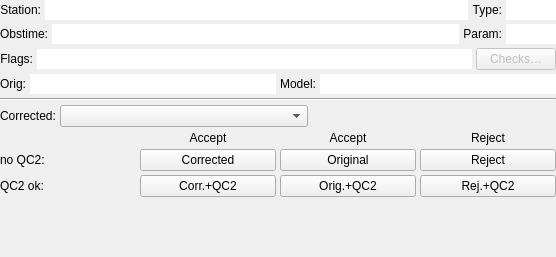
metno/kvhqc, file src/simplecorrections.ui: the form before one commit.
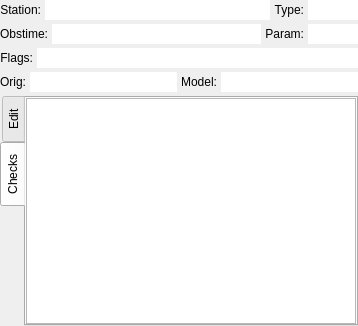
The form after the commit. The open tabs and pages were chosen to show the change. Custom widgets are drawn as their Qt base class.

Commit message: started working on Checks display

```diff
--- a/src/simplecorrections.ui
+++ b/src/simplecorrections.ui
@@ -6,8 +6,8 @@
    <rect>
     <x>0</x>
     <y>0</y>
-    <width>556</width>
-    <height>257</height>
+    <width>358</width>
+    <height>326</height>
    </rect>
   </property>
   <property name="sizePolicy">
@@ -19,7 +19,7 @@
   <property name="windowTitle">
    <string>Simple Corrections</string>
   </property>
-  <layout class="QVBoxLayout" name="verticalLayout">
+  <layout class="QVBoxLayout" name="verticalLayout_3">
    <property name="spacing">
     <number>4</number>
    </property>
@@ -242,11 +242,6 @@
     </layout>
    </item>
    <item>
-    <layout class="QHBoxLayout" name="horizontalLayout_11" stretch="1,0">
-     <property name="sizeConstraint">
-      <enum>QLayout::SetMinimumSize</enum>
-     </property>
-     <item>
       <layout class="QHBoxLayout" name="horizontalLayout_5" stretch="0,1">
        <property name="sizeConstraint">
         <enum>QLayout::SetMinimumSize</enum>
@@ -289,30 +284,6 @@
       </layout>
      </item>
      <item>
-      <widget class="QPushButton" name="buttonShowChecks">
-       <property name="enabled">
-        <bool>false</bool>
-       </property>
-       <property name="sizePolicy">
-        <sizepolicy hsizetype="MinimumExpanding" vsizetype="Fixed">
-         <horstretch>0</horstretch>
-         <verstretch>0</verstretch>
-        </sizepolicy>
-       </property>
-       <property name="minimumSize">
-        <size>
-         <width>80</width>
-         <height>0</height>
-        </size>
-       </property>
-       <property name="text">
-        <string>Checks…</string>
-       </property>
-      </widget>
-     </item>
-    </layout>
-   </item>
-   <item>
     <layout class="QHBoxLayout" name="horizontalLayout_13">
      <property name="sizeConstraint">
       <enum>QLayout::SetMinimumSize</enum>
@@ -416,12 +387,48 @@
     </layout>
    </item>
    <item>
-    <widget class="Line" name="line">
-     <property name="orientation">
-      <enum>Qt::Horizontal</enum>
+    <widget class="QTabWidget" name="tabs">
+     <property name="sizePolicy">
+      <sizepolicy hsizetype="MinimumExpanding" vsizetype="MinimumExpanding">
+       <horstretch>0</horstretch>
+       <verstretch>0</verstretch>
+      </sizepolicy>
      </property>
-    </widget>
-   </item>
+     <property name="tabPosition">
+      <enum>QTabWidget::West</enum>
+     </property>
+     <property name="currentIndex">
+      <number>0</number>
+     </property>
+     <widget class="QWidget" name="tabEdit">
+      <property name="sizePolicy">
+       <sizepolicy hsizetype="MinimumExpanding" vsizetype="MinimumExpanding">
+        <horstretch>0</horstretch>
+        <verstretch>0</verstretch>
+       </sizepolicy>
+      </property>
+      <attribute name="title">
+       <string>Edit</string>
+      </attribute>
+      <layout class="QVBoxLayout" name="verticalLayout">
+       <property name="spacing">
+        <number>4</number>
+       </property>
+       <property name="sizeConstraint">
+        <enum>QLayout::SetMinimumSize</enum>
+       </property>
+       <property name="leftMargin">
+        <number>2</number>
+       </property>
+       <property name="topMargin">
+        <number>0</number>
+       </property>
+       <property name="rightMargin">
+        <number>0</number>
+       </property>
+       <property name="bottomMargin">
+        <number>0</number>
+       </property>
    <item>
     <layout class="QHBoxLayout" name="layoutCorrected" stretch="0,0,0">
      <property name="sizeConstraint">
@@ -567,6 +574,64 @@
    </item>
   </layout>
  </widget>
+     <widget class="QWidget" name="tabChecks">
+      <property name="sizePolicy">
+       <sizepolicy hsizetype="MinimumExpanding" vsizetype="MinimumExpanding">
+        <horstretch>0</horstretch>
+        <verstretch>0</verstretch>
+       </sizepolicy>
+      </property>
+      <attribute name="title">
+       <string>Checks</string>
+      </attribute>
+      <layout class="QVBoxLayout" name="verticalLayout_2" stretch="1">
+       <property name="spacing">
+        <number>2</number>
+       </property>
+       <property name="sizeConstraint">
+        <enum>QLayout::SetMinimumSize</enum>
+       </property>
+       <property name="margin">
+        <number>0</number>
+       </property>
+       <item>
+        <widget class="QSmallTable" name="tableChecks">
+         <property name="sizePolicy">
+          <sizepolicy hsizetype="Expanding" vsizetype="MinimumExpanding">
+           <horstretch>0</horstretch>
+           <verstretch>0</verstretch>
+          </sizepolicy>
+         </property>
+         <property name="alternatingRowColors">
+          <bool>true</bool>
+         </property>
+         <property name="selectionBehavior">
+          <enum>QAbstractItemView::SelectRows</enum>
+         </property>
+         <attribute name="horizontalHeaderVisible">
+          <bool>false</bool>
+         </attribute>
+         <attribute name="horizontalHeaderStretchLastSection">
+          <bool>true</bool>
+         </attribute>
+         <attribute name="verticalHeaderVisible">
+          <bool>false</bool>
+         </attribute>
+        </widget>
+       </item>
+      </layout>
+     </widget>
+    </widget>
+   </item>
+  </layout>
+ </widget>
+ <customwidgets>
+  <customwidget>
+   <class>QSmallTable</class>
+   <extends>QTableView</extends>
+   <header>QSmallTable.hh</header>
+  </customwidget>
+ </customwidgets>
  <resources/>
  <connections>
   <connection>
```
Lines whose indentation alone changed are shown as unchanged. The commit also changes 6 other files.
